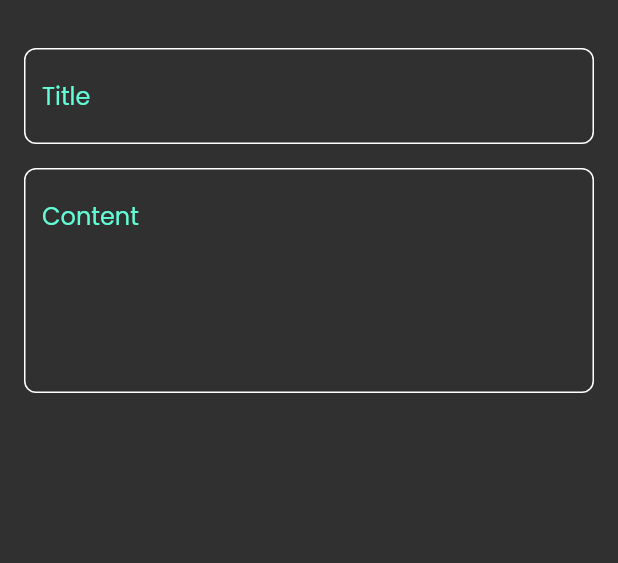
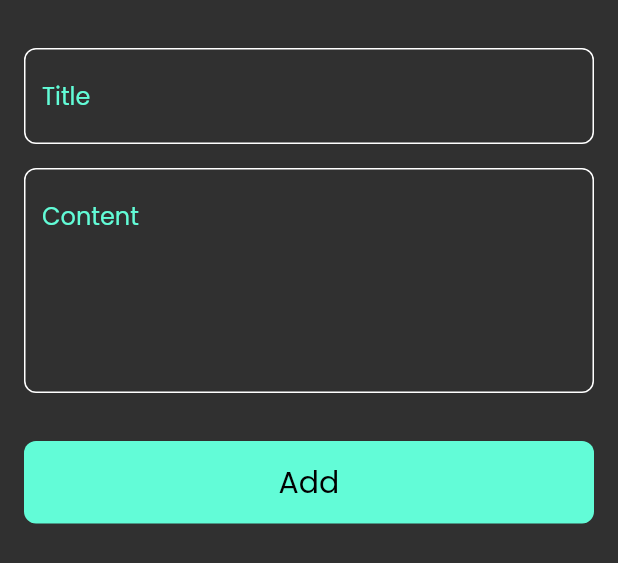
Before and after one commit to Mo7med-Ga3fer/notes_app, a Flutter app: the AddNoteBottomSheet widget shown alone on an empty page, opened directly, on a phone screen of 412 x 824 dp. Shown: the top 563 px of the screen. Run offline on Flutter 3.47's test engine with Material 2 defaults, Android fonts, the phone set to English and light mode, and no system bars.

Commit message:
creating custom button

```diff
--- a/lib/widgets/add_note_bottom_sheet.dart
+++ b/lib/widgets/add_note_bottom_sheet.dart
@@ -1,5 +1,6 @@
 import 'package:flutter/material.dart';
 
+import 'custom_button.dart';
 import 'custom_text_field.dart';
 
 class AddNoteBottomSheet extends StatelessWidget {
@@ -9,6 +10,7 @@ class AddNoteBottomSheet extends StatelessWidget {
   Widget build(BuildContext context) {
     return const Padding(
       padding: EdgeInsets.symmetric(horizontal: 16),
+      child: SingleChildScrollView(
         child: Column(
           children: [
             SizedBox(
@@ -24,7 +26,15 @@ class AddNoteBottomSheet extends StatelessWidget {
               hintText: 'Content',
               maxLines: 5,
               ),
+            SizedBox(
+              height: 32,
+            ),
+            CustomButton(),
+            SizedBox(
+              height: 16,
+            ),
           ]
+          ),
       ),
 
     );
--- /dev/null
+++ b/lib/widgets/custom_button.dart
@@ -0,0 +1,25 @@
+import 'package:flutter/material.dart';
+import 'package:notes_app/constants.dart';
+
+class CustomButton extends StatelessWidget {
+  const CustomButton({super.key});
+
+  @override
+  Widget build(BuildContext context) {
+    return Container(
+      width: MediaQuery.of(context).size.width,
+      height: 55,
+      decoration: BoxDecoration(
+        color: kPrimaryColor,
+        borderRadius: BorderRadius.circular(8)
+      ),
+      child: const Center(
+        child: Text('Add', style: TextStyle(
+          fontSize: 20,
+          fontWeight: FontWeight.w500,
+          color: Colors.black
+        ),),
+      ),
+    );
+  }
+}
```
Lines whose indentation alone changed are shown as unchanged.
